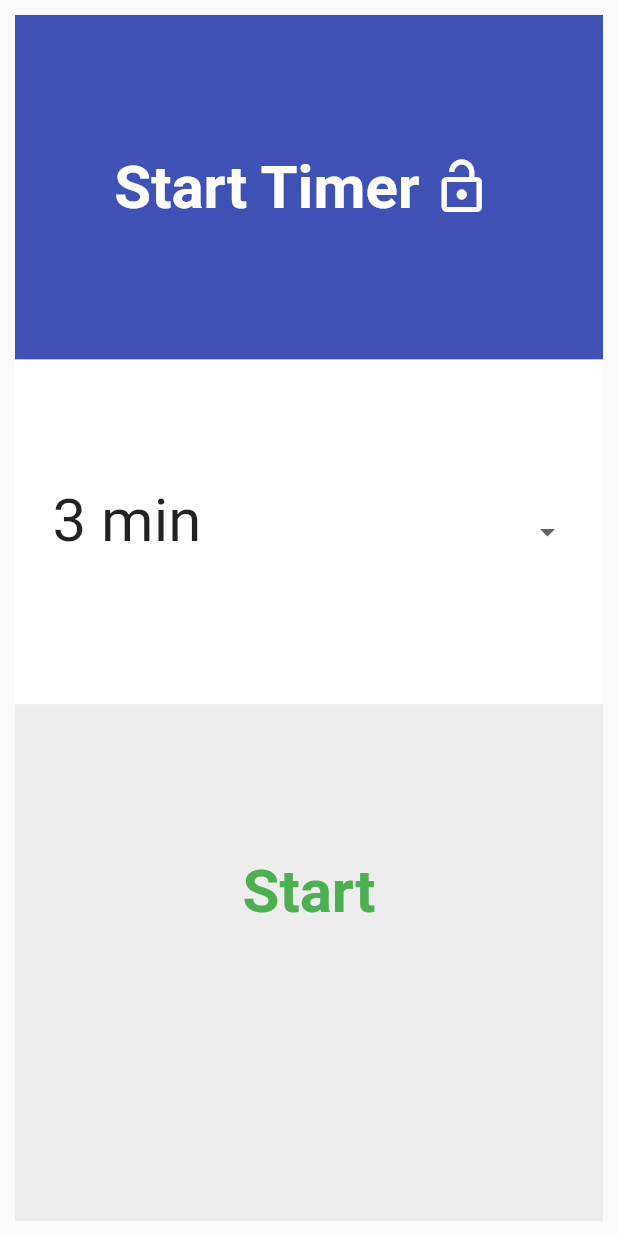
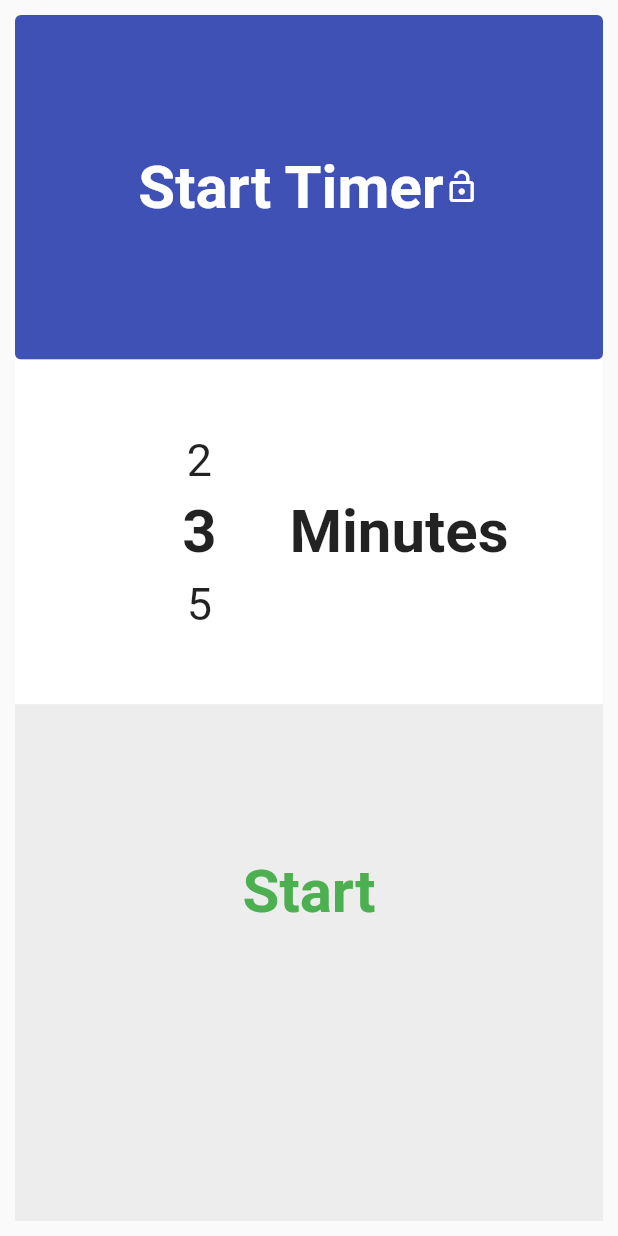
Before and after one commit to masus04/regatta-timer, a Flutter app: the screen it shows after launch, on a phone screen of 412 x 824 dp. Run offline on Flutter 3.47's test engine with Material 2 defaults, Android fonts, the phone set to English and light mode, and no system bars; drawn by our look-alikes of numberpicker; our stand-ins replace flutter_hooks, hooks_riverpod, vibration, wakelock.

Commit message:
Minor fixes & UI changes

```diff
--- a/lib/constants.dart
+++ b/lib/constants.dart
@@ -1,6 +1,10 @@
 // All constants for the Regatta Timer app
 
+// Font sizes for different screen types
 class TextSize {
   static const double watch = 17;
   static const double other = 40;
 }
+
+// Possible start times in minutes
+const startTimeOptions = [1, 2, 3, 5, 10, 15, 20, 30, 45, 60];
--- a/lib/views/providers/_providers.dart
+++ b/lib/views/providers/_providers.dart
@@ -6,7 +6,7 @@ export 'page_provider.dart';
 export 'timer_provider.dart';
 
 // Provides the selected Start Time
-final selectedStartTimeProvider = StateProvider<int>((ref) => 3);
+final startTimeOptionIndexProvider = StateProvider<int>((ref) => 2);
 
 // Provides whether the app screen is locked and all buttons should be disabled
 final appLockProvider = StateProvider<bool>((ref) => false);
--- a/lib/views/providers/timer_provider.dart
+++ b/lib/views/providers/timer_provider.dart
@@ -10,7 +10,7 @@ import '_providers.dart';
 final startTimerProvider = StateNotifierProvider<SyncedTimerNotifier, Duration>(
   (ref) {
     // Set selected Start Time as initial state
-    final selectedStartTime = ref.read(selectedStartTimeProvider).state;
+    const selectedStartTime = 0;
 
     // WakeLock Listener
     final wakeLockListener = TimerListener(
@@ -96,6 +96,7 @@ class SyncedTimerNotifier extends StateNotifier<Duration> {
   set(Duration timer) {
     // Create new Stream
     state = timer;
+    syncTarget = timer;
     _stream = _newTimerStreamFromDuration(timer);
 
     // Cancel all subscriptions
--- a/lib/views/set_timer_view.dart
+++ b/lib/views/set_timer_view.dart
@@ -2,6 +2,7 @@ import 'package:flutter/cupertino.dart';
 import 'package:flutter/material.dart';
 import 'package:flutter_hooks/flutter_hooks.dart';
 import 'package:hooks_riverpod/hooks_riverpod.dart';
+import 'package:numberpicker/numberpicker.dart';
 import 'package:wakelock/wakelock.dart';
 
 import 'providers/_providers.dart';
@@ -18,11 +19,12 @@ class SetTimerView extends HookWidget {
     final pageNotifier = useProvider(pageNotifierProvider.notifier);
     final pages = useProvider(pageNotifierProvider);
     final timerNotifier = useProvider(startTimerProvider.notifier);
-    final startTimer = useProvider(selectedStartTimeProvider).state;
+    final selectedTimeIndexProvider = useProvider(startTimeOptionIndexProvider);
 
-    startTimerPressed() {
+    _startTimerPressed() {
       // Reset Timer
-      timerNotifier.set(Duration(minutes: -startTimer));
+      timerNotifier.set(Duration(
+          minutes: -startTimeOptions[selectedTimeIndexProvider.state]));
 
       // Navigate to TimerView
       pageNotifier.add(
@@ -43,56 +45,54 @@ class SetTimerView extends HookWidget {
 
     return TimerLayout(
         title: 'Start Timer',
-        body: const _TimerSelector(),
+        body: const _TimeSelector(key: Key('TimerSelector'),),
         button: TimerButton(
           text: 'Start',
           textColor: Colors.green,
-          onPressed: startTimerPressed,
+          onPressed: _startTimerPressed,
           key: const Key('StartTimerButton'),
         ),
         key: const Key('StartTimerLayout'));
   }
 }
 
-class _TimerSelector extends HookWidget {
-  static const timerOptions = [3, 5];
+class _TimeSelector extends HookWidget {
 
-  const _TimerSelector({
-    Key? key,
-  }) : super(key: key);
+  const _TimeSelector({required Key key}) : super(key: key);
 
   @override
   Widget build(BuildContext context) {
+    final selectedTimeIndexProvider = useProvider(startTimeOptionIndexProvider);
+
     final isWatch = useProvider(isWatchProvider);
-    final selectedTimer = useProvider(selectedStartTimeProvider);
-
     final textSize = isWatch ? TextSize.watch : TextSize.other;
 
-    return DropdownButton<int>(
-      isExpanded: true,
-      value: selectedTimer.state,
-      style: TextStyle(
-        fontSize: textSize,
-        color: Colors.black87,
-      ),
-      menuMaxHeight: double.infinity,
-      underline: const SizedBox.shrink(),
-      items: timerOptions
-          .map((minute) => DropdownMenuItem(
-                value: minute,
-                child: Text(
-                  '$minute min',
-                  style: TextStyle(
-                    fontSize: textSize,
-                    height: 0.5,
-                    color: Colors.black87,
-                  ),
-                ),
-              ))
-          .toList(),
-      onChanged: (selected) {
-        selectedTimer.state = selected ?? selectedTimer.state;
-      },
+    return Row(
+      mainAxisAlignment: MainAxisAlignment.center,
+      crossAxisAlignment: CrossAxisAlignment.center,
+      children: [
+        NumberPicker(
+          minValue: 0,
+          maxValue: startTimeOptions.length - 1,
+          value: selectedTimeIndexProvider.state,
+          onChanged: (selected) {
+            selectedTimeIndexProvider.state = selected;
+          },
+          textStyle: TextStyle(fontSize: textSize * 0.75),
+          selectedTextStyle: TextStyle(
+            fontSize: textSize,
+            fontWeight: FontWeight.bold,
+          ),
+          textMapper: (number) => '${startTimeOptions[int.parse(number)]}',
+          itemHeight: textSize * 1.2,
+          itemWidth: 3 * textSize,
+          itemCount: 3,
+        ),
+        Text(
+          'Minutes',
+          style: TextStyle(fontSize: textSize, fontWeight: FontWeight.bold),
+        ),
+      ],
     );
   }
 }
--- a/lib/views/widgets/timer_layout.dart
+++ b/lib/views/widgets/timer_layout.dart
@@ -30,12 +30,14 @@ class TimerLayout extends HookWidget {
         children: [
           // Header
           Expanded(
-            flex: 2,
+            flex: 4,
             child: _LayoutHeader(title: title),
           ),
           // Time Slot
           Expanded(
-            flex: 2,
+            flex: 4,
+            child: IgnorePointer(
+              ignoring: lock.state,
               child: Container(
                 color: Colors.white,
                 alignment: isWatch ? Alignment.bottomCenter : Alignment.center,
@@ -43,9 +45,10 @@ class TimerLayout extends HookWidget {
                 child: body,
               ),
             ),
+          ),
           // Buttons
           Expanded(
-            flex: 3,
+            flex: 6,
             child: IgnorePointer(
               ignoring: lock.state,
               child: Container(
@@ -77,39 +80,30 @@ class _LayoutHeader extends HookWidget {
 
     final lockProvider = useProvider(appLockProvider);
 
-    onLockPressed() {
+    _onLockPressed() {
       lockProvider.state = !lockProvider.state;
     }
 
-    return Ink(
-      color: Colors.indigo,
+    return TextButton(
+      style: ElevatedButton.styleFrom(elevation: 0, primary: Colors.indigo),
       child: Row(
           mainAxisAlignment: MainAxisAlignment.center,
-        crossAxisAlignment: CrossAxisAlignment.stretch,
+          crossAxisAlignment: CrossAxisAlignment.center,
         children: [
-          Center(
-            child: Text(
+          Text(
             title,
             style: TextStyle(
                 color: Colors.white,
                 fontWeight: FontWeight.bold,
                 fontSize: textSize),
           ),
-          ),
-          IconButton(
-            constraints: BoxConstraints(
-                maxHeight: textSize * 1.5, maxWidth: textSize * 1.5),
-            splashRadius: textSize,
-            splashColor: Colors.indigo.shade300,
-            icon: Icon(
+          Icon(
             lockProvider.state ? Icons.lock : Icons.lock_open_outlined,
             color: Colors.white,
           ),
-            iconSize: textSize,
-            onPressed: onLockPressed,
+        ]
       ),
-        ],
-      ),
+      onPressed: _onLockPressed,
     );
   }
 }
--- a/pubspec.yaml
+++ b/pubspec.yaml
@@ -29,6 +29,7 @@ dependencies:
   rxdart: ^0.27.0
   wakelock: ^0.5.2
   vibration: ^1.7.4-nullsafety.0
+  numberpicker: ^2.1.1
 
 dev_dependencies:
   flutter_lints: ^1.0.2
```
Also changed, not shown: pubspec.lock. Lines whose indentation alone changed are shown as unchanged.
